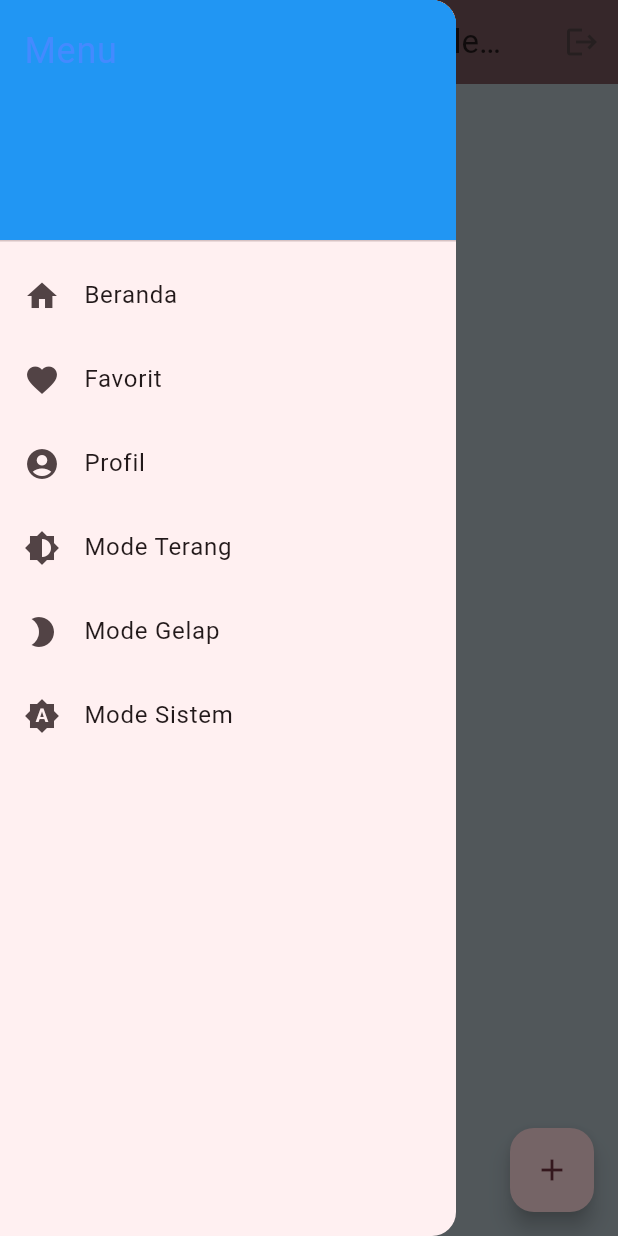
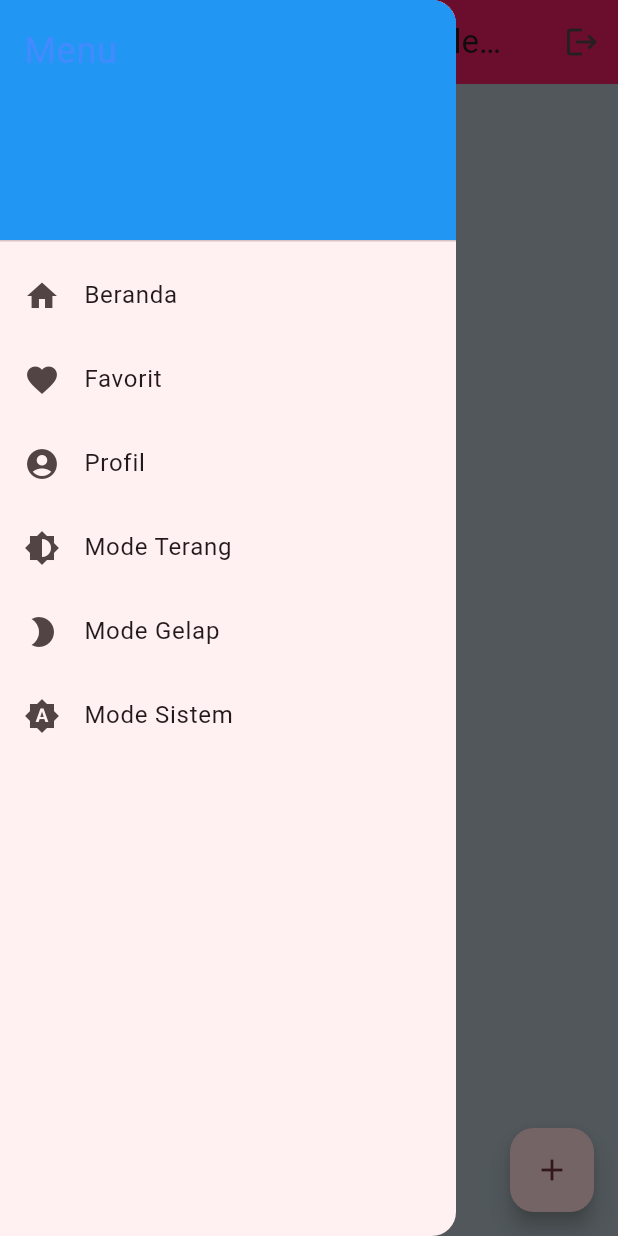
Before and after one commit to rustamumdp/barbershop_palembang, a Flutter app: the screen it shows once a user with an empty profile is signed in, with the side drawer open, on a phone screen of 412 x 824 dp. Run offline on Flutter 3.47's test engine with Material 3 defaults, Android fonts, the light colour scheme and no system bars; our stand-ins replace cloud_firestore, firebase_auth, firebase_core, firebase_storage, image_picker, shared_preferences; accounts and stored records are empty.

Commit message:
color appbar

```diff
--- a/lib/screens/home_screen.dart
+++ b/lib/screens/home_screen.dart
@@ -24,7 +24,7 @@ class HomeScreen extends StatelessWidget {
     return Scaffold(
       appBar: AppBar(
         title: const Text('Beranda Barbershop Palembang'),
-        backgroundColor: Theme.of(context).colorScheme.secondary,
+        backgroundColor: Colors.pink,
         actions: [
           IconButton(
             onPressed: () {
```
